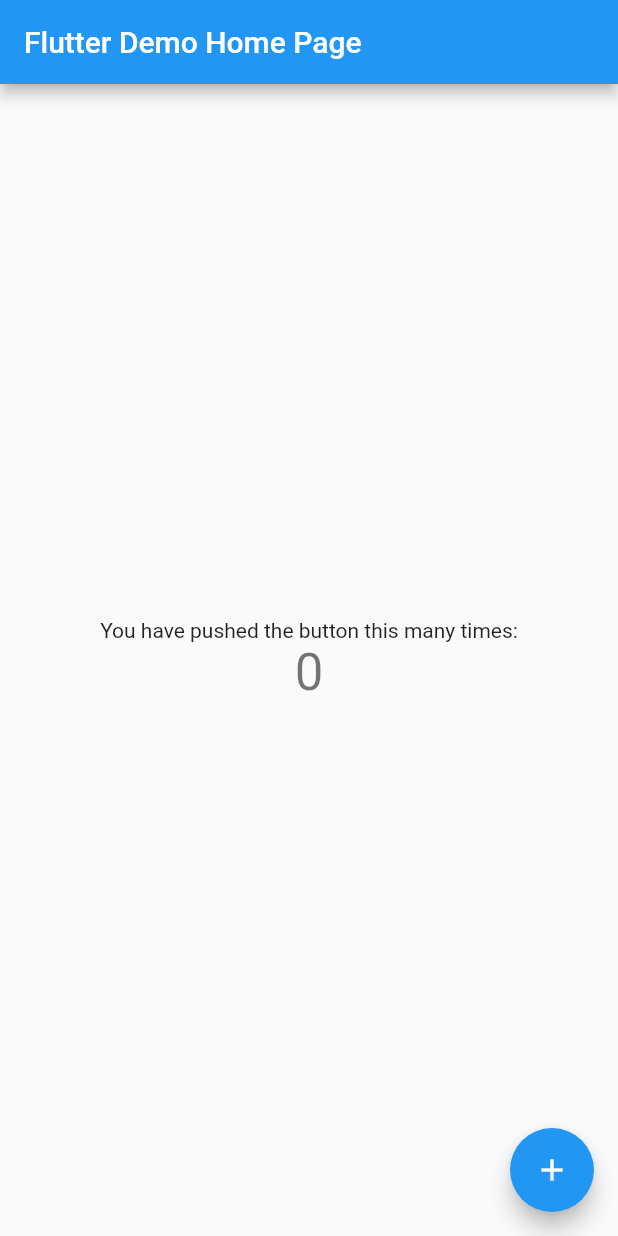
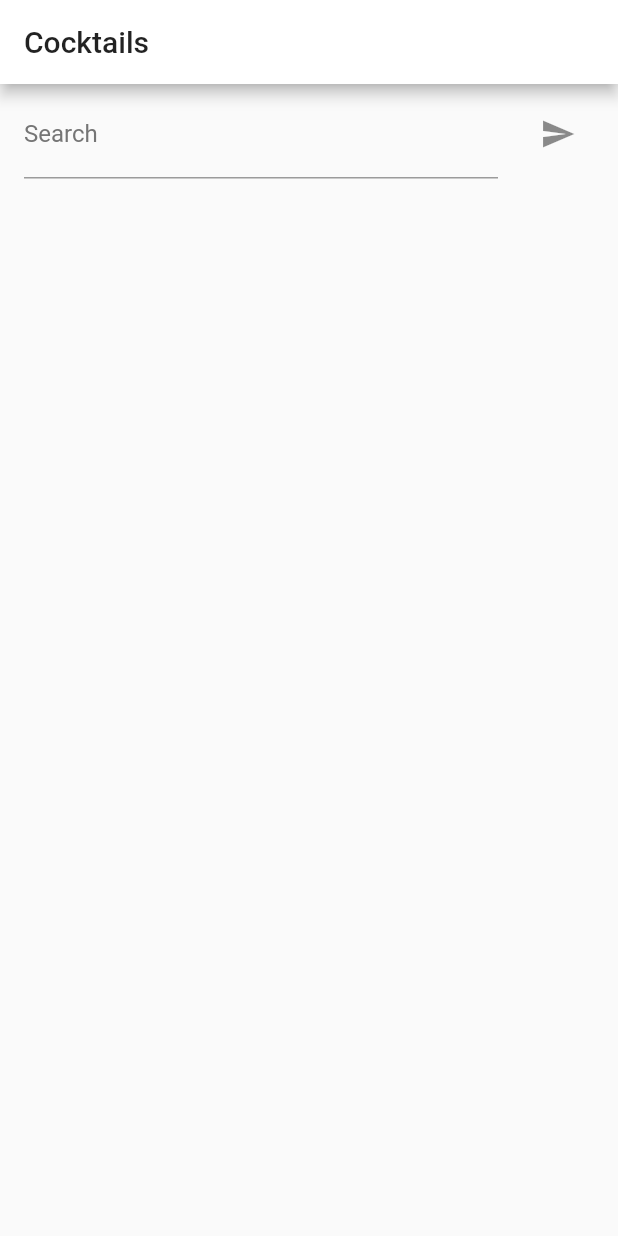
Before and after one commit to Masamas/cocktail_guide, a Flutter app: the screen it shows after launch, on a phone screen of 412 x 824 dp. Run offline on Flutter 3.47's test engine with Material 2 defaults, Android fonts, the phone set to English and light mode, and no system bars.

Commit message:
Add Cocktail list screen

```diff
--- a/lib/main.dart
+++ b/lib/main.dart
@@ -1,3 +1,4 @@
+import 'package:cocktail_guide/screens/cocktails.dart';
 import 'package:flutter/material.dart';
 
 void main() {
@@ -5,113 +6,16 @@ void main() {
 }
 
 class MyApp extends StatelessWidget {
-  // This widget is the root of your application.
   @override
   Widget build(BuildContext context) {
     return MaterialApp(
       title: 'Flutter Demo',
       theme: ThemeData(
-        // This is the theme of your application.
-        //
-        // Try running your application with "flutter run". You'll see the
-        // application has a blue toolbar. Then, without quitting the app, try
-        // changing the primarySwatch below to Colors.green and then invoke
-        // "hot reload" (press "r" in the console where you ran "flutter run",
-        // or simply save your changes to "hot reload" in a Flutter IDE).
-        // Notice that the counter didn't reset back to zero; the application
-        // is not restarted.
-        primarySwatch: Colors.blue,
-        // This makes the visual density adapt to the platform that you run
-        // the app on. For desktop platforms, the controls will be smaller and
-        // closer together (more dense) than on mobile platforms.
+        primaryColor: Colors.white,
+        primarySwatch: Colors.grey,
         visualDensity: VisualDensity.adaptivePlatformDensity,
       ),
-      home: MyHomePage(title: 'Flutter Demo Home Page'),
+      home: Cocktails(),
     );
   }
 }
-
-class MyHomePage extends StatefulWidget {
-  MyHomePage({Key key, this.title}) : super(key: key);
-
-  // This widget is the home page of your application. It is stateful, meaning
-  // that it has a State object (defined below) that contains fields that affect
-  // how it looks.
-
-  // This class is the configuration for the state. It holds the values (in this
-  // case the title) provided by the parent (in this case the App widget) and
-  // used by the build method of the State. Fields in a Widget subclass are
-  // always marked "final".
-
-  final String title;
-
-  @override
-  _MyHomePageState createState() => _MyHomePageState();
-}
-
-class _MyHomePageState extends State<MyHomePage> {
-  int _counter = 0;
-
-  void _incrementCounter() {
-    setState(() {
-      // This call to setState tells the Flutter framework that something has
-      // changed in this State, which causes it to rerun the build method below
-      // so that the display can reflect the updated values. If we changed
-      // _counter without calling setState(), then the build method would not be
-      // called again, and so nothing would appear to happen.
-      _counter++;
-    });
-  }
-
-  @override
-  Widget build(BuildContext context) {
-    // This method is rerun every time setState is called, for instance as done
-    // by the _incrementCounter method above.
-    //
-    // The Flutter framework has been optimized to make rerunning build methods
-    // fast, so that you can just rebuild anything that needs updating rather
-    // than having to individually change instances of widgets.
-    return Scaffold(
-      appBar: AppBar(
-        // Here we take the value from the MyHomePage object that was created by
-        // the App.build method, and use it to set our appbar title.
-        title: Text(widget.title),
-      ),
-      body: Center(
-        // Center is a layout widget. It takes a single child and positions it
-        // in the middle of the parent.
-        child: Column(
-          // Column is also a layout widget. It takes a list of children and
-          // arranges them vertically. By default, it sizes itself to fit its
-          // children horizontally, and tries to be as tall as its parent.
-          //
-          // Invoke "debug painting" (press "p" in the console, choose the
-          // "Toggle Debug Paint" action from the Flutter Inspector in Android
-          // Studio, or the "Toggle Debug Paint" command in Visual Studio Code)
-          // to see the wireframe for each widget.
-          //
-          // Column has various properties to control how it sizes itself and
-          // how it positions its children. Here we use mainAxisAlignment to
-          // center the children vertically; the main axis here is the vertical
-          // axis because Columns are vertical (the cross axis would be
-          // horizontal).
-          mainAxisAlignment: MainAxisAlignment.center,
-          children: <Widget>[
-            Text(
-              'You have pushed the button this many times:',
-            ),
-            Text(
-              '$_counter',
-              style: Theme.of(context).textTheme.headline4,
-            ),
-          ],
-        ),
-      ),
-      floatingActionButton: FloatingActionButton(
-        onPressed: _incrementCounter,
-        tooltip: 'Increment',
-        child: Icon(Icons.add),
-      ), // This trailing comma makes auto-formatting nicer for build methods.
-    );
-  }
-}
--- /dev/null
+++ b/lib/screens/cocktails.dart
@@ -0,0 +1,111 @@
+import 'package:cocktail_guide/models/cocktail.dart';
+import 'package:cocktail_guide/services/cocktail_service.dart';
+import 'package:cocktail_guide/widgets/alcohol_indicator.dart';
+import 'package:flutter/material.dart';
+
+class Cocktails extends StatefulWidget {
+  @override
+  _CocktailsState createState() => _CocktailsState();
+}
+
+class _CocktailsState extends State<Cocktails> {
+  String searchString = '';
+  List<Cocktail> cocktails = [];
+
+  CocktailService cocktailService = CocktailService();
+
+  void _searchCocktails() async {
+    List<Cocktail> newCocktails = await cocktailService.getCocktailsByName(searchString);
+    this.setState(() {
+      cocktails = newCocktails;
+    });
+  }
+
+  void _onChangeSearch(String text) {
+    this.setState(() {
+      searchString = text;
+    });
+  }
+
+  void _goToCocktailDetail(BuildContext context, Cocktail cocktail) {
+    // Navigator.push(context, MaterialPageRoute(builder: (context) => CocktailDetail(cocktail: cocktail)));
+  }
+
+  Widget _buildCocktailItem(BuildContext context, int index) {
+    Cocktail cocktail = cocktails[index];
+    return ListTile(
+      title: Text(
+        cocktail.name,
+        softWrap: false,
+        overflow: TextOverflow.fade,
+      ),
+      subtitle: Text(cocktail.category),
+      leading: ClipRRect(
+        borderRadius: BorderRadius.circular(5),
+        child: Hero(
+          tag: cocktail.id,
+          child: Image.network(cocktail.thumbnailUrl),
+        ),
+      ),
+      trailing: AlcoholIndicator(alcoholic: cocktail.alcoholic),
+      onTap: () => _goToCocktailDetail(context, cocktail),
+    );
+  }
+
+  @override
+  Widget build(BuildContext context) {
+    return Scaffold(
+      appBar: AppBar(
+        title: Text('Cocktails'),
+      ),
+      body: Center(
+        child: Column(
+          children: [
+            ListTile(
+              title: TextField(
+                decoration: InputDecoration(
+                  labelText: 'Search',
+                  labelStyle: TextStyle(color: Colors.grey[600]),
+                  focusedBorder: UnderlineInputBorder(borderSide: BorderSide(color: Colors.grey)),
+                ),
+                onChanged: _onChangeSearch,
+                onSubmitted: (value) => _searchCocktails(),
+              ),
+              trailing: IconButton(
+                icon: Icon(Icons.send),
+                onPressed: _searchCocktails,
+              ),
+            ),
+            Expanded(
+              child: Visibility(
+                visible: cocktails.length > 0,
+                child: Column(
+                  children: [
+                    ListTile(
+                      title: Text(
+                        'Name',
+                        style: TextStyle(fontWeight: FontWeight.bold),
+                      ),
+                      trailing: Text(
+                        'Alcoholic',
+                        style: TextStyle(fontWeight: FontWeight.bold),
+                      ),
+                    ),
+                    Expanded(
+                      child: ListView.separated(
+                        shrinkWrap: true,
+                        itemBuilder: _buildCocktailItem,
+                        separatorBuilder: (context, index) => Divider(),
+                        itemCount: cocktails.length,
+                      ),
+                    )
+                  ],
+                ),
+              ),
+            )
+          ],
+        ),
+      ),
+    );
+  }
+}
```
Also changed, not shown: lib/widgets/alcohol_indicator.dart (added, +23 -0 lines).
